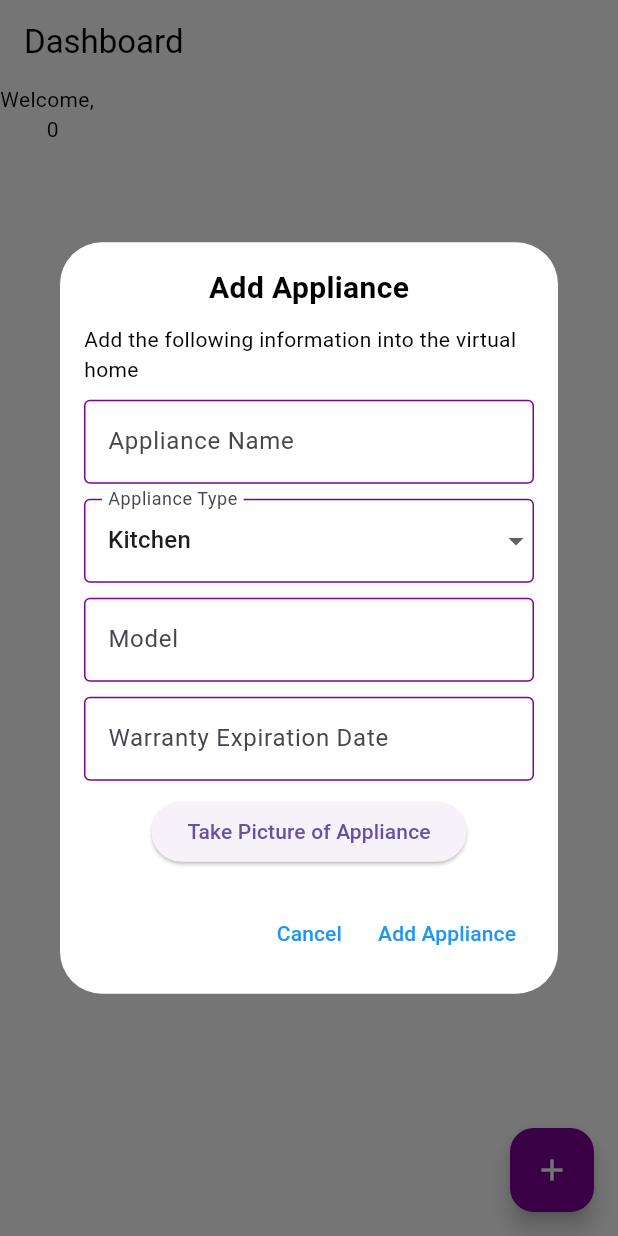
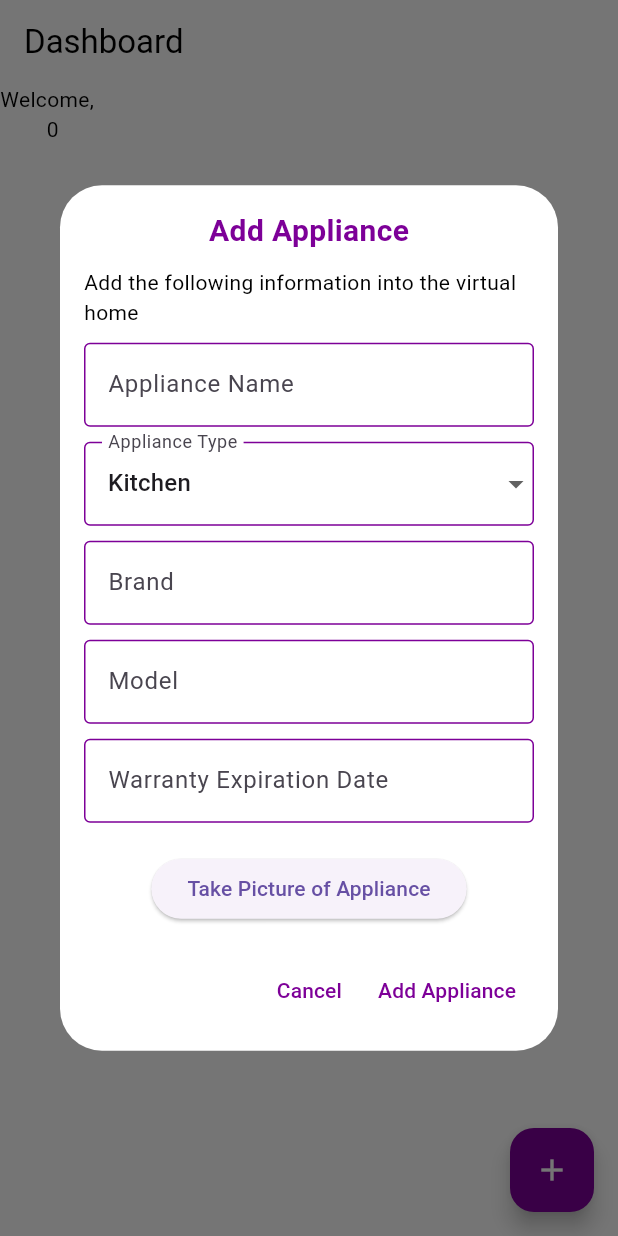
Before and after one commit to eHolmes2340/Appliance-Manager, a Flutter app: the Dashboard screen opened directly with empty values, after a tap on the "add" icon, on a phone screen of 412 x 824 dp. Run offline on Flutter 3.47's test engine with Material 3 defaults, Android fonts, the light colour scheme and no system bars; our stand-ins replace camera, firebase_auth, firebase_core, firebase_storage, flutter_dotenv, flutter_image_compress and 2 more; accounts and stored records are empty.

Commit message:
Added firebase storage to the add_appliance.dart file. Compressing the image into a jpeg before sending it to firebase storage to hopefully save some cost using firebase.

```diff
--- a/lib/features/dashboard/dashboard.dart
+++ b/lib/features/dashboard/dashboard.dart
@@ -4,6 +4,7 @@
 //Description: This file will contain the dashboard for the appliance manager project
 
 import 'package:appliance_manager/features/auth/model/user_information.dart';
+import 'package:firebase_auth/firebase_auth.dart';
 import 'package:flutter/material.dart';
 import 'package:appliance_manager/services/get_userInformation.dart';
 import 'widgets/add_appliance.dart';
@@ -23,7 +24,8 @@ class Dashboard extends StatefulWidget {
 class _DashboardState extends State<Dashboard> {
 
   UserInformation? userInfo;
-
+  final FirebaseAuth _auth = FirebaseAuth.instance;
+  late User _user;
   @override
   void initState() {
     super.initState();
@@ -60,7 +62,7 @@ class _DashboardState extends State<Dashboard> {
           backgroundColor: AppTheme.main_colour,
           onPressed: () {
             //This is a dialog box
-            addApplianceDialog(context); //Found in the add_appliance.dart file
+            addApplianceDialog(context,userInfo!.id); //Found in the add_appliance.dart file
           },
           child: Icon(Icons.add),
         ),
--- a/lib/features/dashboard/model/appliance_information.dart
+++ b/lib/features/dashboard/model/appliance_information.dart
@@ -13,17 +13,22 @@ import 'package:camera/camera.dart';
 class Appliance {
   final String applianceName;
   final String applianceType;
+  final String brand;
   final String model;
   final String warrantyExpirationDate;
-  final XFile? appilanceImage; //This can be null cause the users may not use an image.
+  String appilanceImageURL;
+  final XFile? appilanceImage; //This is not stored in the database.
+
 
   //Constructor: Appliance
   //Description: This constructor is used to create a new Appliance object
   Appliance({
     required this.applianceName,
     required this.applianceType,
+    required this.brand,
     required this.model,
     required this.warrantyExpirationDate,
+    this.appilanceImageURL='',
     this.appilanceImage,
   });
 
@@ -33,9 +38,10 @@ class Appliance {
     return {
       'applianceName': applianceName,
       'applianceType': applianceType,
+      'brand': brand,
       'model': model,
       'warrantyExpirationDate': warrantyExpirationDate,
-      'appilanceImage': appilanceImage?.path,
+      'applianceImageURL':appilanceImageURL,
     };
   }
 
@@ -45,9 +51,10 @@ class Appliance {
     return Appliance(
       applianceName: json['applianceName'],
       applianceType: json['applianceType'],
+      brand: json['brand'],
       model: json['model'],
       warrantyExpirationDate: json['warrantyExpirationDate'],
-      appilanceImage: json['appilanceImage'] != null ? XFile(json['appilanceImage']) : null,
+      appilanceImageURL: json['applianceImageURL'],
     );
   }
 }
--- a/lib/features/dashboard/widgets/add_appliance.dart
+++ b/lib/features/dashboard/widgets/add_appliance.dart
@@ -1,17 +1,24 @@
+import 'dart:io';
+
+import 'package:appliance_manager/features/dashboard/services/image_compress.dart';
+import 'package:appliance_manager/features/dashboard/services/send_image_to_firebase.dart';
 import 'package:camera/camera.dart';
 import 'package:flutter/material.dart';
 import '../model/appliance_information.dart';
 import '../../../common/theme.dart';
-import 'camera_button.dart';
+import 'camera/camera_button.dart';
 
 //Function  :_addApplianceDialog
 //Description : This function
-void addApplianceDialog(BuildContext context) {
+void addApplianceDialog(BuildContext context,int? userId) {
   final appliance_name = TextEditingController();
+  final brand = TextEditingController(); // New brand text field
   final model = TextEditingController();
+
   final warranty_expiration_date = TextEditingController();
   String selectedApplianceType = 'Kitchen'; // Default value
   XFile? applianceImage;
+  bool isLoading = false;
 
   showDialog(
     context: context,
@@ -25,7 +32,12 @@ void addApplianceDialog(BuildContext context) {
                 child: Column(
                   mainAxisSize: MainAxisSize.min,
                   children: <Widget>[
-                    Text('Add Appliance', style: TextStyle(fontSize: 20, fontWeight: FontWeight.bold)),
+                    Text('Add Appliance', style:
+                    TextStyle(
+                    color: AppTheme.main_colour,
+                    fontSize: 20,
+                    fontWeight: FontWeight.bold)
+                    ),
                     SizedBox(height: 10),
                     Text('Add the following information into the virtual home'),
                     SizedBox(height: 10),
@@ -75,6 +87,20 @@ void addApplianceDialog(BuildContext context) {
                           TextField(
                             style: TextStyle(color: Colors.black),
                             decoration: InputDecoration(
+                              labelText: 'Brand', // New brand text field
+                              enabledBorder: OutlineInputBorder(
+                                borderSide: BorderSide(color: AppTheme.main_colour),
+                              ),
+                              focusedBorder: OutlineInputBorder(
+                                borderSide: BorderSide(color: AppTheme.main_colour),
+                              ),
+                            ),
+                            controller: brand,
+                          ),
+                          SizedBox(height: 10),
+                          TextField(
+                            style: TextStyle(color: Colors.black),
+                            decoration: InputDecoration(
                               labelText: 'Model',
                               enabledBorder: OutlineInputBorder(
                                 borderSide: BorderSide(color: AppTheme.main_colour),
@@ -100,6 +126,13 @@ void addApplianceDialog(BuildContext context) {
                             controller: warranty_expiration_date, //YYYY-MM-DD
                           ),
                           SizedBox(height: 10),
+                          if (applianceImage != null)
+                            Image.file(
+                              File(applianceImage!.path),
+                              height: 100,
+                              width: 100,
+                            ),
+                          SizedBox(height: 10),
                           CameraButton(
                             onPictureTaken: (XFile image) {
                               setState(() {
@@ -111,6 +144,9 @@ void addApplianceDialog(BuildContext context) {
                       ),
                     ),
                     SizedBox(height: 20),
+                    if (isLoading)
+                      CircularProgressIndicator(),
+                    if (!isLoading)
                       Row(
                         mainAxisAlignment: MainAxisAlignment.end,
                         children: [
@@ -118,22 +154,48 @@ void addApplianceDialog(BuildContext context) {
                             onPressed: () {
                               Navigator.of(context).pop();
                             },
-                          child: Text('Cancel'),
+                            child: Text(
+                              'Cancel',
+                              style: TextStyle(color: AppTheme.main_colour),
+                            ),
                           ),
                           TextButton(
-                          onPressed: ()
+                            onPressed: () async
                             {
+                              setState(() {
+                                isLoading = true;
+                              });
 
                               Appliance appliance =  Appliance(
                                 applianceName: appliance_name.text,
                                 applianceType: selectedApplianceType,
+                                brand: brand.text,
                                 model: model.text,
                                 warrantyExpirationDate: warranty_expiration_date.text,
                                 appilanceImage: applianceImage, //
                               );
+
+                              //Send the image to firebase storage
+                              if (appliance.appilanceImage != null) {
+
+                                XFile firebaseFile=await compressXFile(appliance.appilanceImage!);
+                                appliance.appilanceImageURL = await uploadImageToFirebaseStorage(firebaseFile);
+                              }
+
+                              setState(() {
+                                isLoading = false;
+                              });
+
+
+                              //Send the data to the Mysql database using http post request
+
+                              // ignore: use_build_context_synchronously
                               Navigator.of(context).pop();
                             },
-                          child: Text('Add Appliance'),
+                            child: Text(
+                              'Add Appliance',
+                              style: TextStyle(color: AppTheme.main_colour),
+                            ),
                           ),
                         ],
                       ),
--- a/lib/features/dashboard/widgets/user_appliance_list.dart
+++ b/lib/features/dashboard/widgets/user_appliance_list.dart
@@ -1,8 +1,3 @@
 
 
 import 'package:flutter/material.dart';
-
-// class UserApplianceList extends StatefulWidget{
-
-
-// }
--- a/pubspec.yaml
+++ b/pubspec.yaml
@@ -14,6 +14,11 @@ dependencies:
     sdk: flutter
   http: ^1.3.0
   logger: ^2.5.0
+  firebase_storage: ^12.4.2
+  image_picker: ^1.1.2
+  flutter_image_compress: ^2.4.0
+  image: ^4.5.2
+  path_provider: ^2.1.5
 
 dev_dependencies:
   flutter_test:
```
Also changed, not shown: lib/features/dashboard/services/image_compress.dart (added, +21 -0 lines), lib/features/dashboard/services/send_image_to_firebase.dart (added, +34 -0 lines), lib/features/dashboard/widgets/camera/camera_screen.dart (renamed from lib/features/dashboard/widgets/camera_screen.dart, +8 -0 lines), lib/features/dashboard/widgets/camera/camera_button.dart (renamed from lib/features/dashboard/widgets/camera_button.dart), pubspec.lock, 6 other files. Lines whose indentation alone changed are shown as unchanged.
